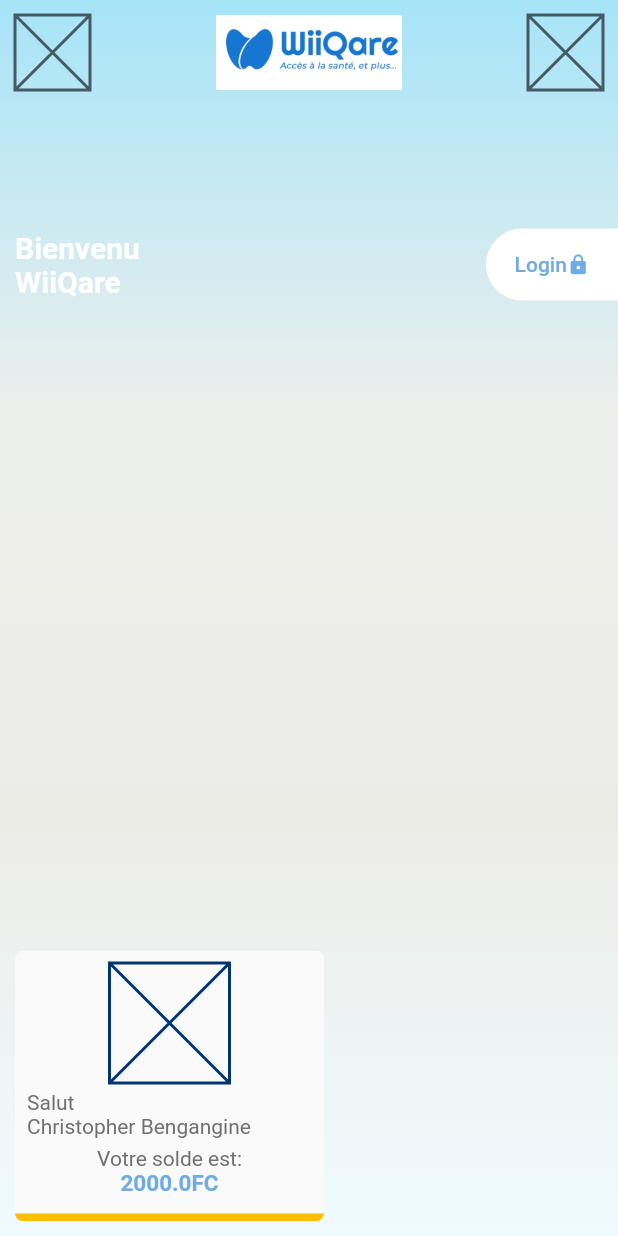
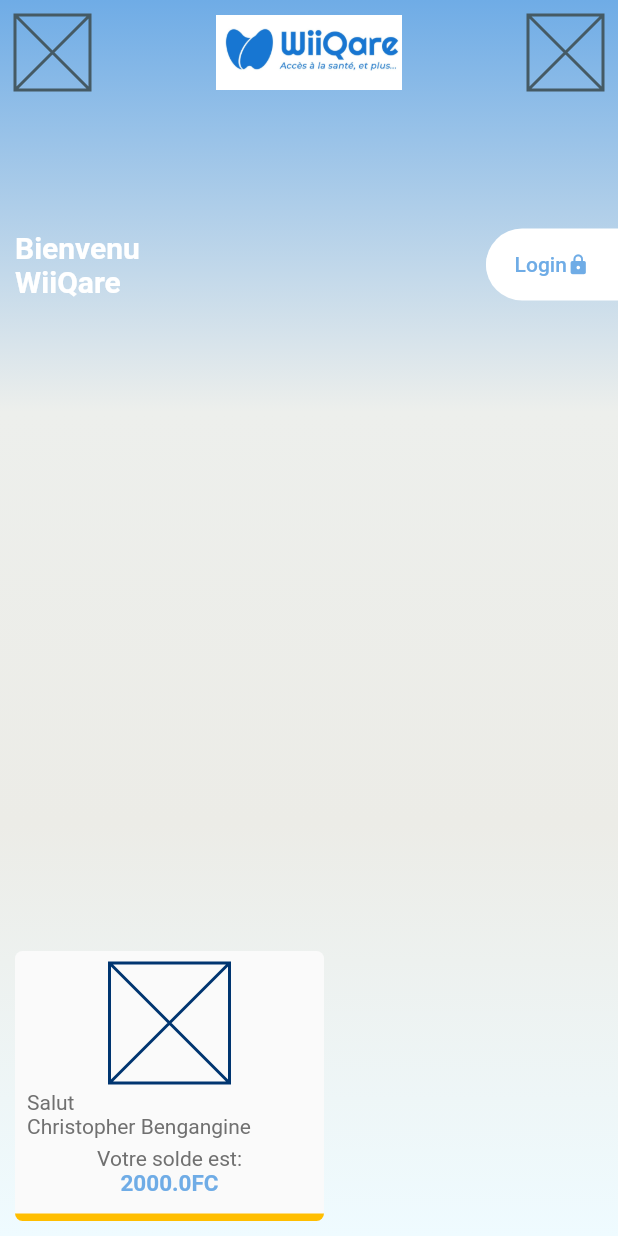
Before and after one commit to chizakasipascal/wiiqare_draft, a Flutter app: the Welcome screen opened by its route, on a phone screen of 412 x 824 dp. Run offline on Flutter 3.47's test engine with Material 2 defaults, Android fonts, the phone set to English and light mode, and no system bars.

Commit message:
welcom page creation partiel du uix

```diff
--- a/lib/views/widgets/Background/backgroundWelcome.dart
+++ b/lib/views/widgets/Background/backgroundWelcome.dart
@@ -1,4 +1,5 @@
 import 'package:flutter/material.dart';
+import 'package:wiiqare/utils/colors.dart';
 
 class WelcomBackGround extends StatelessWidget {
   const WelcomBackGround({
@@ -13,7 +14,8 @@ class WelcomBackGround extends StatelessWidget {
           begin: Alignment.topCenter,
           end: Alignment.bottomCenter,
           colors: [
-            Color(0xFFA6E4F8),
+            // Color(0xFFA6E4F8),
+            BlueText,
             // Color(0xFFEEF3F3),
             Color(0xFFEDEFEC),
             Color(0xFFECECE7),
```
